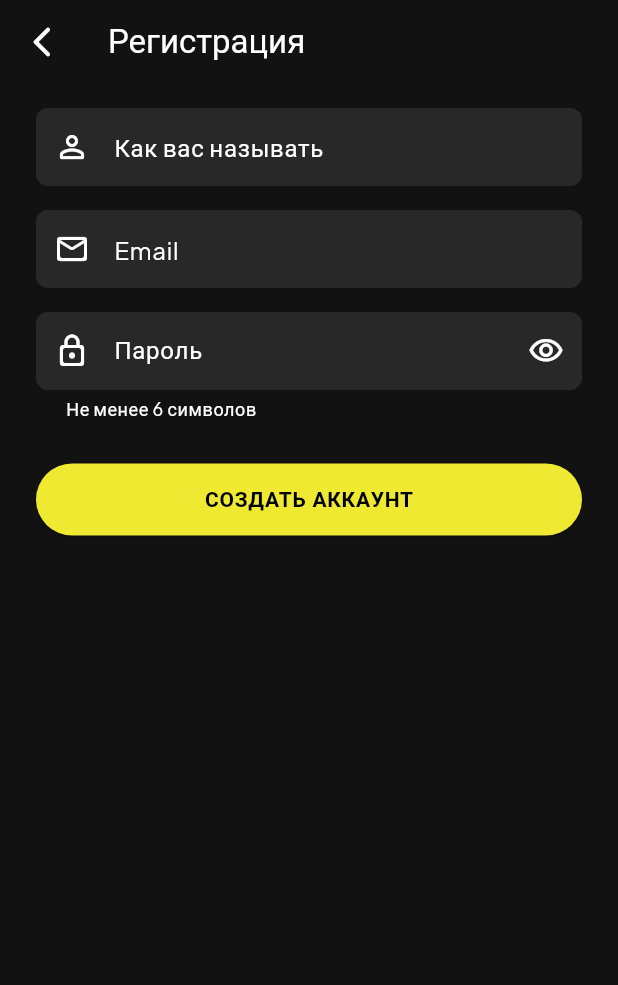
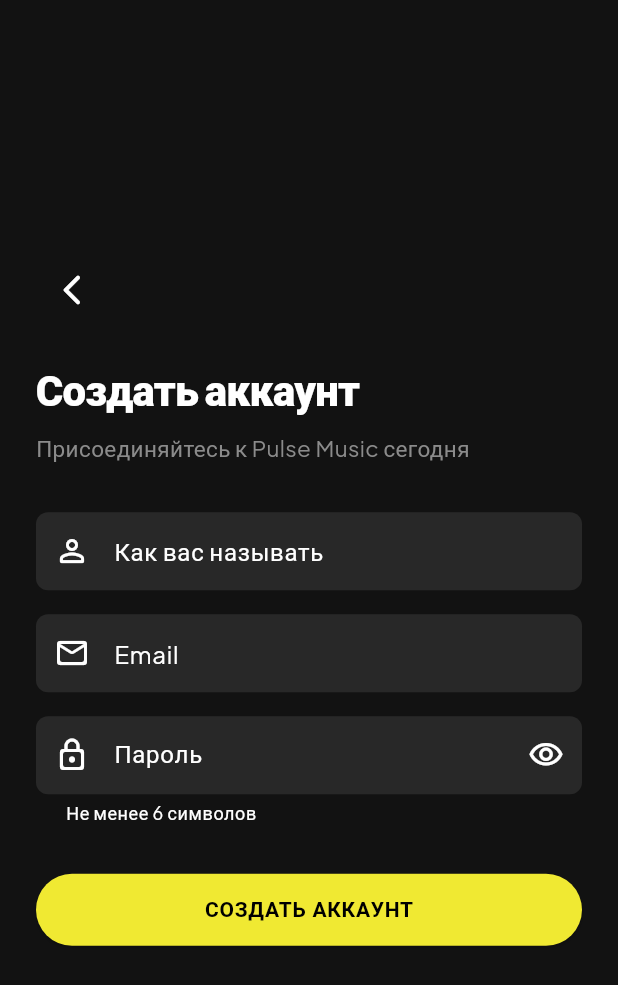
Before and after one commit to injAst/music_stream_v2, a Flutter app: the screen it shows after launch, after a tap on "ВОЙТИ", after a tap on "Регистрация", on a phone screen of 412 x 824 dp. Shown: the top 985 px of the screen. Run offline on Flutter 3.47's test engine with Material 3 defaults, Android fonts, the phone set to English and light mode, and no system bars; our stand-ins replace cached_network_image, file_picker, go_router, google_fonts, just_audio, shared_preferences; accounts and stored records are empty.

Commit message:
улучшена форма регистрации и авторизации

```diff
--- a/lib/features/auth/login_screen.dart
+++ b/lib/features/auth/login_screen.dart
@@ -57,14 +57,17 @@ class _LoginScreenState extends State<LoginScreen> {
   Widget build(BuildContext context) {
     return Scaffold(
       body: SafeArea(
+        child: Center(
           child: SingleChildScrollView(
             padding: const EdgeInsets.symmetric(horizontal: 24),
+            child: ConstrainedBox(
+              constraints: const BoxConstraints(maxWidth: 400),
               child: Form(
                 key: _formKey,
                 child: Column(
+                  mainAxisSize: MainAxisSize.min,
                   crossAxisAlignment: CrossAxisAlignment.stretch,
                   children: [
-                const SizedBox(height: 48),
                     Text(
                       'Pulse Music',
                       style: Theme.of(context).textTheme.headlineMedium?.copyWith(
@@ -136,6 +139,8 @@ class _LoginScreenState extends State<LoginScreen> {
               ),
             ),
           ),
+        ),
+      ),
     );
   }
 }
--- a/lib/features/auth/register_screen.dart
+++ b/lib/features/auth/register_screen.dart
@@ -55,22 +55,41 @@ class _RegisterScreenState extends State<RegisterScreen> {
   @override
   Widget build(BuildContext context) {
     return Scaffold(
-      appBar: AppBar(
-        leading: IconButton(
-          icon: const Icon(Icons.arrow_back_ios_new_rounded),
-          onPressed: () => context.pop(),
-        ),
-        title: const Text('Регистрация'),
-      ),
       body: SafeArea(
+        child: Center(
           child: SingleChildScrollView(
             padding: const EdgeInsets.symmetric(horizontal: 24),
+            child: ConstrainedBox(
+              constraints: const BoxConstraints(maxWidth: 400),
               child: Form(
                 key: _formKey,
                 child: Column(
+                  mainAxisSize: MainAxisSize.min,
                   crossAxisAlignment: CrossAxisAlignment.stretch,
                   children: [
-                const SizedBox(height: 16),
+                    Align(
+                      alignment: Alignment.centerLeft,
+                      child: IconButton(
+                        icon: const Icon(Icons.arrow_back_ios_new_rounded),
+                        onPressed: () => context.pop(),
+                        padding: EdgeInsets.zero,
+                        constraints: const BoxConstraints(),
+                      ),
+                    ),
+                    const SizedBox(height: 24),
+                    Text(
+                      'Создать аккаунт',
+                      style: Theme.of(context).textTheme.headlineMedium?.copyWith(
+                            fontWeight: FontWeight.w800,
+                            letterSpacing: -0.5,
+                          ),
+                    ),
+                    const SizedBox(height: 8),
+                    const Text(
+                      'Присоединяйтесь к Pulse Music сегодня',
+                      style: TextStyle(color: AppTheme.textSecondary, fontSize: 15),
+                    ),
+                    const SizedBox(height: 32),
                     TextFormField(
                       controller: _name,
                       textCapitalization: TextCapitalization.words,
@@ -116,7 +135,7 @@ class _RegisterScreenState extends State<RegisterScreen> {
                         return null;
                       },
                     ),
-                const SizedBox(height: 28),
+                    const SizedBox(height: 32),
                     ElevatedButton(
                       onPressed: _loading ? null : _submit,
                       child: _loading
@@ -127,7 +146,10 @@ class _RegisterScreenState extends State<RegisterScreen> {
                             )
                           : const Text('СОЗДАТЬ АККАУНТ'),
                     ),
+                    const SizedBox(height: 24),
                   ],
+                ),
+              ),
             ),
           ),
         ),
```
Lines whose indentation alone changed are shown as unchanged.
